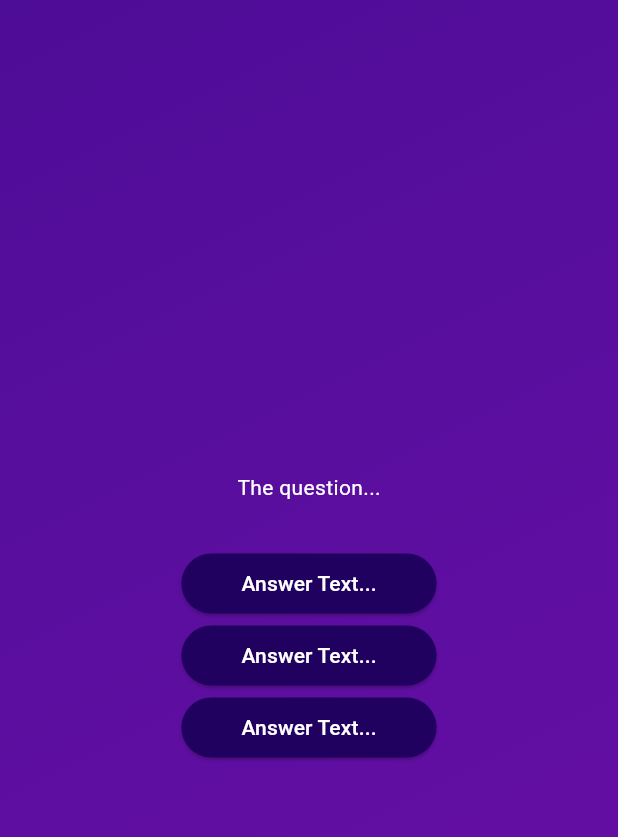
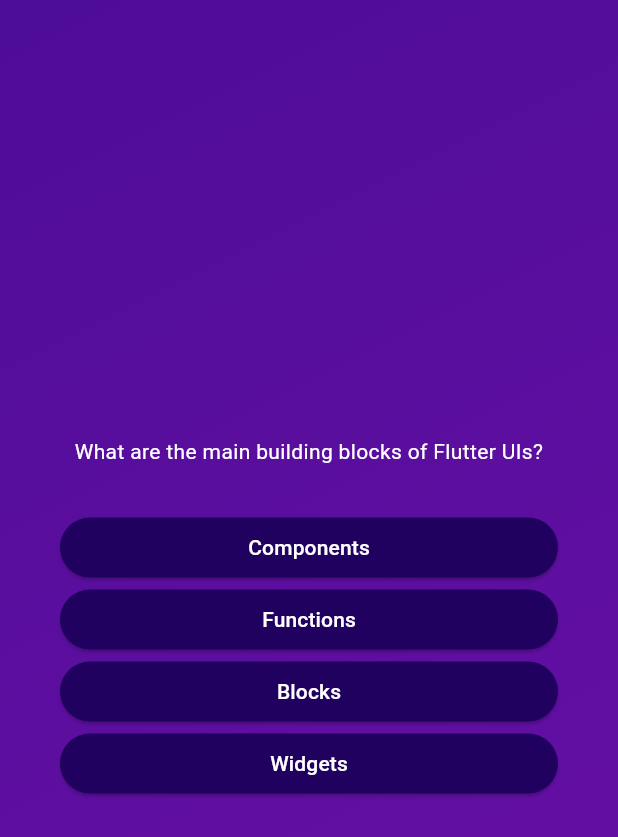
Before and after one commit to BartoszDembek/Flutter-Quiz-App, a Flutter app: the screen it shows after launch, after a tap on "Start Quiz", on a phone screen of 412 x 824 dp. Shown: the top 837 px of the screen. Run offline on Flutter 3.47's test engine with Material 3 defaults, Android fonts, the phone set to English and light mode, and no system bars.

Commit message:
change QuestionScreen

```diff
--- a/lib/questions_screen.dart
+++ b/lib/questions_screen.dart
@@ -1,5 +1,6 @@
 import 'package:flutter/material.dart';
 import 'package:quiz_app/answer_button.dart';
+import 'package:quiz_app/data/question.dart';
 
 class QuestionsScreen extends StatefulWidget {
   const QuestionsScreen({super.key});
@@ -11,35 +12,41 @@ class QuestionsScreen extends StatefulWidget {
 }
 
 class _QuestionScreenState extends State<QuestionsScreen> {
+  int currentQuestionIndex = 0;
+
+  void answerQuestion() {
+    setState(() {
+      currentQuestionIndex++;
+    });
+  }
+
   @override
   Widget build(BuildContext context) {
+    final currentQuestion = questions[currentQuestionIndex];
+
     return SizedBox(
       width: double.infinity,
+      child: Container(
+        margin: const EdgeInsets.all(40),
         child: Column(
           mainAxisAlignment: MainAxisAlignment.center,
+          crossAxisAlignment: CrossAxisAlignment.stretch,
           children: [
-          const Text(
-            "The question...",
-            style: TextStyle(
+            Text(
+              currentQuestion.text,
+              style: const TextStyle(
                 color: Colors.white,
               ),
+              textAlign: TextAlign.center,
             ),
             const SizedBox(
               height: 30,
             ),
-          AnswerButton(
-            answerText: 'Answer Text...',
-            onTap: () {},
+            ...currentQuestion.getShuffledAnswers().map((answer) {
+              return AnswerButton(answerText: answer, onTap: answerQuestion);
+            }),
+          ],
         ),
-          AnswerButton(
-            answerText: 'Answer Text...',
-            onTap: () {},
-          ),
-          AnswerButton(
-            answerText: 'Answer Text...',
-            onTap: () {},
-          ),
-        ],
       ),
     );
   }
```
Lines whose indentation alone changed are shown as unchanged.
